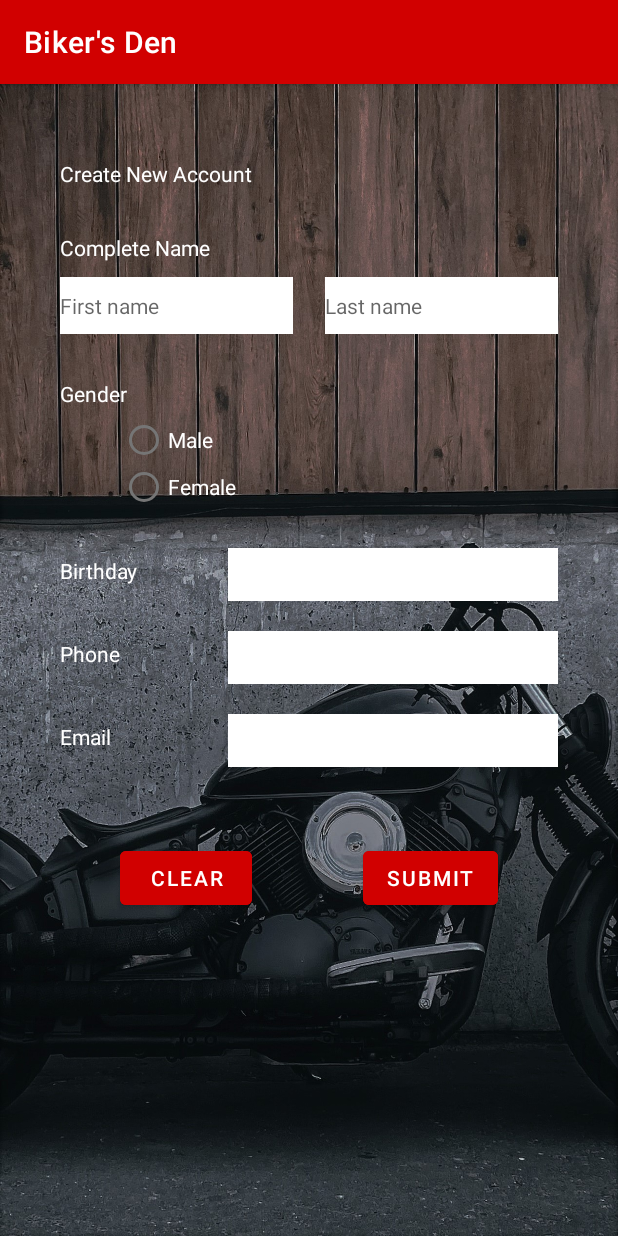
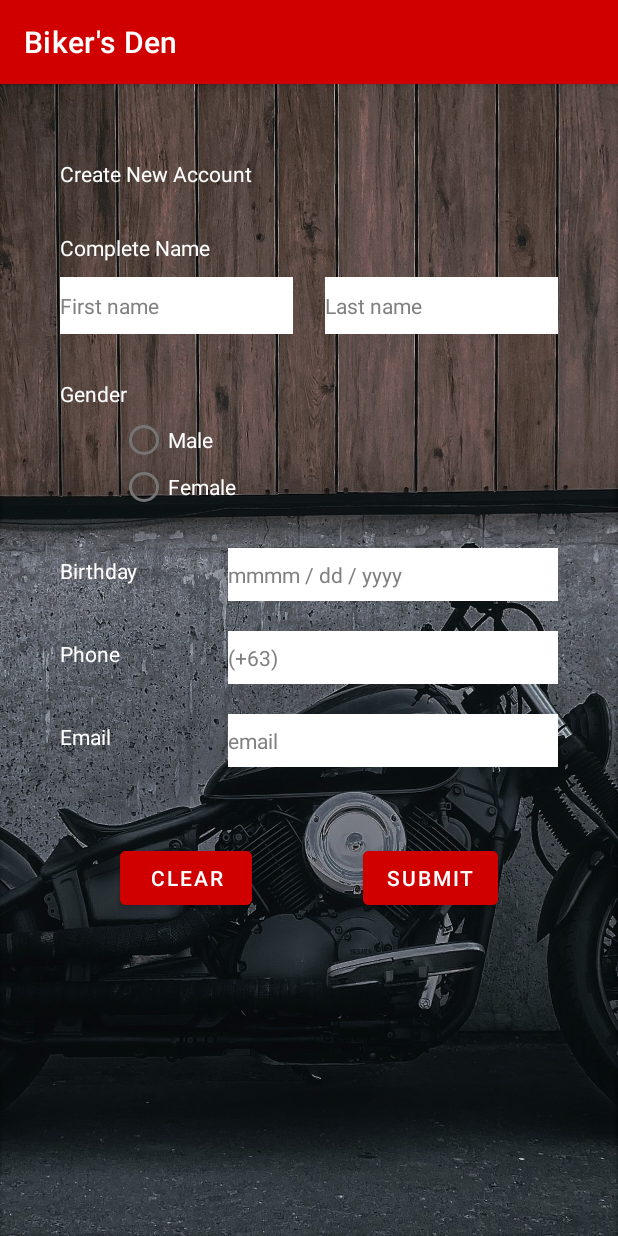
Before and after one commit to harenzp/Biker-s-Den, an Android app: the SignUp screen opened directly, with no data from a screen before it, on a phone screen of 412 x 824 dp. Run offline under Robolectric (Android 15) with nearby library versions, the phone set to English and light mode, and no system bars.

Commit message:
Textfields and hint colors

```diff
--- a/app/src/main/res/layout/activity_main.xml
+++ b/app/src/main/res/layout/activity_main.xml
@@ -56,8 +56,8 @@
                 android:ems="10"
                 android:fontFamily="@font/open_sans"
                 android:hint="Email"
+                android:textColorHint="@color/gray"
                 android:inputType="textEmailAddress"
-                android:textAlignment="center"
                 android:textColor="#000000"
                 app:layout_constraintStart_toStartOf="parent"
                 app:layout_constraintTop_toBottomOf="@+id/textView10" />
@@ -69,11 +69,12 @@
                 android:layout_marginStart="80dp"
                 android:layout_marginTop="20dp"
                 android:background="#FFFFFF"
+                android:textColor="#000000"
                 android:ems="10"
                 android:fontFamily="@font/open_sans"
                 android:hint="Password"
+                android:textColorHint="@color/gray"
                 android:inputType="textPassword"
-                android:textAlignment="center"
                 app:layout_constraintStart_toStartOf="parent"
                 app:layout_constraintTop_toBottomOf="@+id/editTextTextEmailAddress" />
 
--- a/app/src/main/res/layout/activity_sign_up.xml
+++ b/app/src/main/res/layout/activity_sign_up.xml
@@ -15,6 +15,7 @@
         android:layout_marginEnd="40dp"
         android:ems="10"
         android:hint="Last name"
+        android:textColorHint="@color/gray"
         android:background="@color/white"
         android:inputType="textPersonName"
         android:textColor="@color/black"
@@ -74,6 +75,8 @@
         android:layout_marginEnd="40dp"
         android:ems="10"
         android:inputType="textPersonName"
+        android:hint="email"
+        android:textColorHint="@color/gray"
         android:background="@color/white"
         android:textColor="@color/black"
         android:textSize="14sp"
@@ -101,7 +104,8 @@
         android:ems="10"
         android:inputType="textPersonName"
         android:textColor="@color/black"
-        android:textColorHint="@color/black"
+        android:hint="mmmm / dd / yyyy"
+        android:textColorHint="@color/gray"
         android:textSize="14sp"
         app:layout_constraintEnd_toEndOf="parent"
         app:layout_constraintTop_toBottomOf="@+id/btnFemale" />
@@ -158,6 +162,7 @@
         android:layout_marginTop="10dp"
         android:ems="10"
         android:hint="First name"
+        android:textColorHint="@color/gray"
         android:background="@color/white"
         android:inputType="textPersonName"
         android:textColor="@color/black"
@@ -173,6 +178,8 @@
         android:layout_marginEnd="40dp"
         android:ems="10"
         android:inputType="textPersonName"
+        android:hint="(+63)"
+        android:textColorHint="@color/gray"
         android:background="@color/white"
         android:textColor="@color/black"
         android:textSize="14sp"
--- a/app/src/main/res/values/colors.xml
+++ b/app/src/main/res/values/colors.xml
@@ -11,4 +11,5 @@
     <color name="black">#FF000000</color>
     <color name="white">#FFFFFFFF</color>
     <color name="red">#D10000</color>
+    <color name="gray">#808080</color>
 </resources>
```
